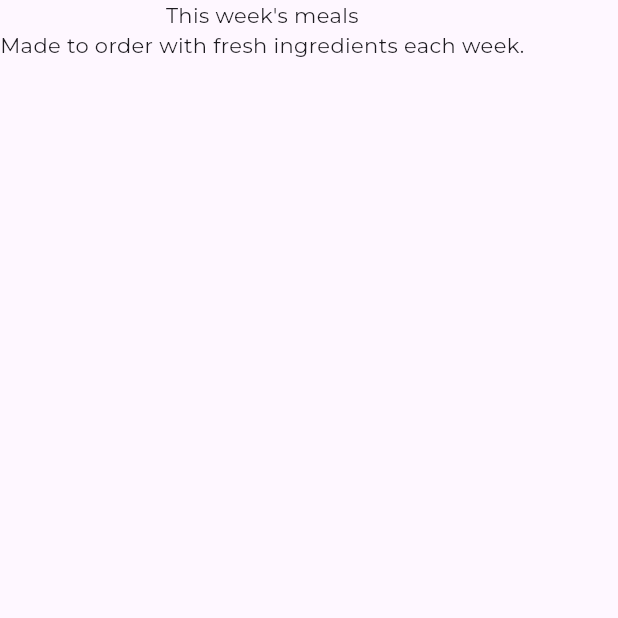
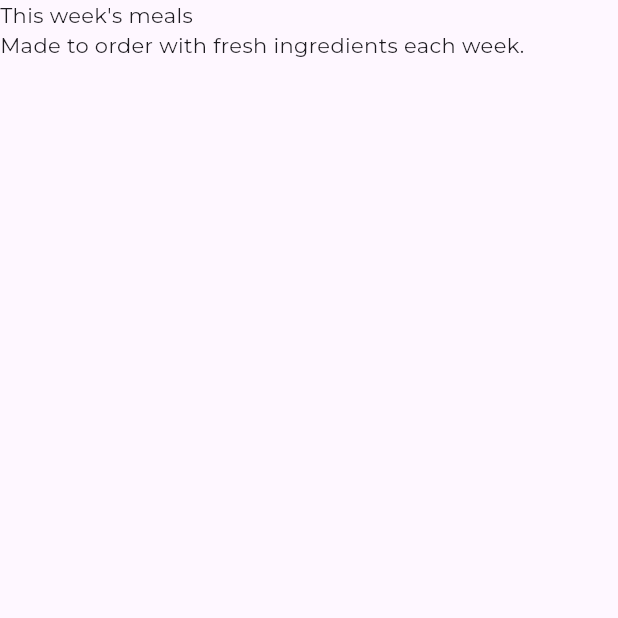
Before and after one commit to sarabiji/mini_project, a Flutter app: the screen it shows after launch, on a phone screen of 412 x 824 dp, the top half of it. Run offline on Flutter 3.47's test engine with Material 3 defaults, Android fonts, the phone set to English and light mode, and no system bars; our stand-ins replace google_fonts.

Commit message:
changes made to run the emulator

```diff
--- a/lib/pages/dashboard.dart
+++ b/lib/pages/dashboard.dart
@@ -14,21 +14,26 @@ class _DashboardWidgetState extends State<DashboardWidget> {
     return MaterialApp(
       home: Scaffold(
           body: SafeArea(
-        child: Column(children: [
+        top: true,
+        child: Column(
+            mainAxisSize: MainAxisSize.max,
+            crossAxisAlignment: CrossAxisAlignment.start,
+            children: [
               //heading
               Text(
                 'This week\'s meals',
                 style: GoogleFonts.montserrat(),
               ),
               //subheading
-           Text('Made to order with fresh ingredients each week.',
+              Text(
+                'Made to order with fresh ingredients each week.',
                 style: GoogleFonts.montserrat(),
               ),
 
-
               //tiles
             ]),
-      )),
+      ),
+      ),
     );
   }
 }
--- a/pubspec.yaml
+++ b/pubspec.yaml
@@ -15,7 +15,7 @@ dependencies:
 dev_dependencies:
   flutter_test:
     sdk: flutter
-  flutter_lints: ^4.0.0
+  flutter_lints: ^5.0.0
 
 flutter:
   uses-material-design: true
```
Also changed, not shown: pubspec.lock, 2 other files. Lines whose indentation alone changed are shown as unchanged.
